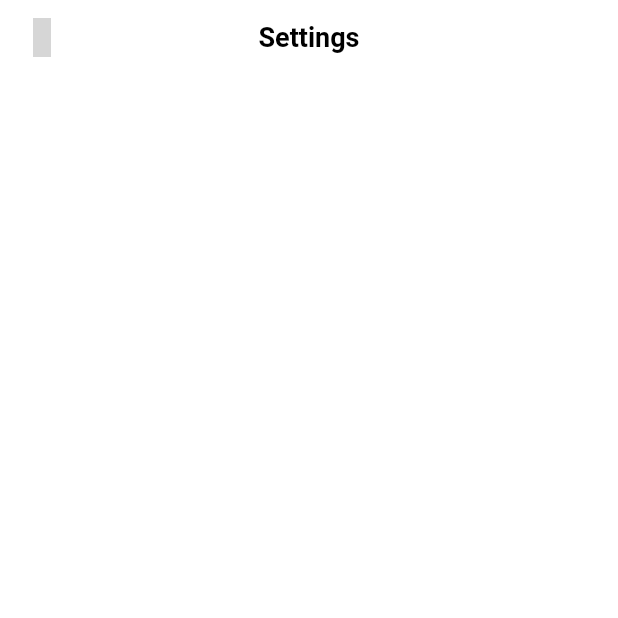
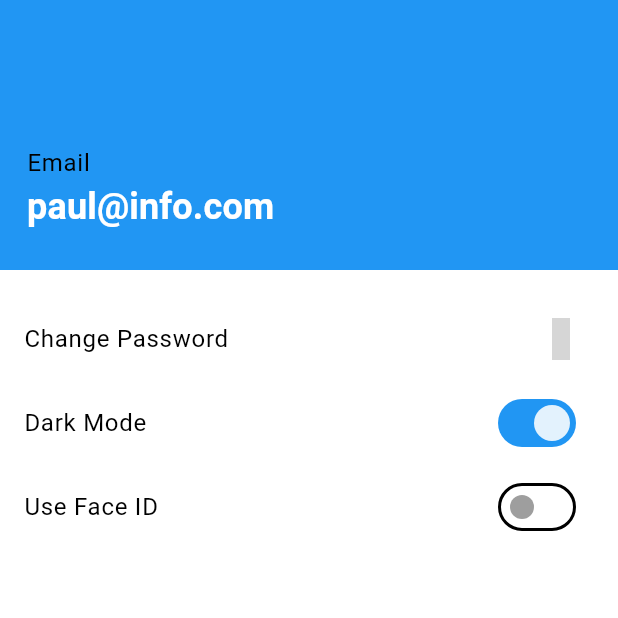
Before and after one commit to HossamAElsayed/finance_management_app, a Flutter app: the SettingsScreen screen opened directly, on a phone screen of 412 x 824 dp, the top half of it. Run offline on Flutter 3.47's test engine with Material 3 defaults, Android fonts, the phone set to English and light mode, and no system bars; our stand-ins replace equatable, fl_chart, iconsax; network calls fail; grey boxes are pictures that could not be loaded.

Commit message:
initial commit

```diff
--- a/lib/views/constants/theme.dart
+++ b/lib/views/constants/theme.dart
@@ -1,13 +1,27 @@
+import 'package:equatable/equatable.dart';
 import 'package:flutter/material.dart';
 
-class AppTheme {
+class ThemeModel extends ChangeNotifier {
+  ThemeData _currentTheme = AppTheme.lightTheme;
+
+  ThemeData get currentTheme => _currentTheme;
+
+  bool get isDark => _currentTheme == AppTheme.lightTheme;
+
+  void setTheme(ThemeData theme) {
+    _currentTheme = theme;
+    notifyListeners();
+  }
+}
+
+class AppTheme extends Equatable {
   static ThemeData get lightTheme {
     return ThemeData(
       brightness: Brightness.light,
       primaryColor: Colors.blue,
       colorScheme: const ColorScheme.light(
         primary: Colors.blue,
-        secondary: Colors.blueAccent,
+        secondary: Colors.black87,
       ),
       scaffoldBackgroundColor: Colors.white,
       appBarTheme: const AppBarTheme(
@@ -90,4 +104,8 @@ class AppTheme {
     labelLarge: TextStyle(
         color: Colors.white, fontSize: 14, fontWeight: FontWeight.bold),
   );
+
+  @override
+  List<Object?> get props =>
+      [lightTheme, darkTheme, _lightTextTheme, _darkTextTheme];
 }
--- a/lib/views/expenses/expenses_screen.dart
+++ b/lib/views/expenses/expenses_screen.dart
@@ -1,7 +1,7 @@
-import 'package:finance_management_app/views/components/CustomAppBar.dart';
-import 'package:finance_management_app/views/components/CustomAppTabBar.dart';
 import 'package:finance_management_app/views/expenses/components/total_expenses_chart.dart';
 import 'package:finance_management_app/views/expenses/components/total_expenses_text.dart';
+import 'package:finance_management_app/views/modules/CustomAppBar.dart';
+import 'package:finance_management_app/views/modules/CustomAppTabBar.dart';
 import 'package:flutter/material.dart';
 
 import '../home/components/home_transactions_log.dart';
--- a/lib/views/home/components/home_action_buttons.dart
+++ b/lib/views/home/components/home_action_buttons.dart
@@ -1,7 +1,6 @@
+import 'package:finance_management_app/views/modules/IconWithCircle.dart';
 import 'package:flutter/material.dart';
 import 'package:iconsax/iconsax.dart';
-
-import '../../components/IconWithCircle.dart';
 
 class HomeActionButtons extends StatelessWidget {
   const HomeActionButtons({super.key});
--- a/lib/views/home/components/home_balance_card.dart
+++ b/lib/views/home/components/home_balance_card.dart
@@ -1,4 +1,4 @@
-import 'package:finance_management_app/views/components/CustomAppDot.dart';
+import 'package:finance_management_app/views/modules/CustomAppDot.dart';
 import 'package:flutter/material.dart';
 
 class HomeBalanceCard extends StatelessWidget {
--- a/lib/views/home/components/home_transaction_tile.dart
+++ b/lib/views/home/components/home_transaction_tile.dart
@@ -1,7 +1,7 @@
+import 'package:finance_management_app/views/modules/IconWithCircle.dart';
 import 'package:flutter/material.dart';
 import 'package:intl/intl.dart';
 import 'package:finance_management_app/models/transaction.dart';
-import 'package:finance_management_app/views/components/IconWithCircle.dart';
 
 class HomeTransactionTile extends StatelessWidget {
   final Transaction transaction;
--- a/lib/views/home/components/home_transactions_log.dart
+++ b/lib/views/home/components/home_transactions_log.dart
@@ -1,6 +1,6 @@
 import 'package:finance_management_app/models/transaction.dart';
-import 'package:finance_management_app/views/components/CustomAppTitle.dart';
 import 'package:finance_management_app/views/home/components/home_transaction_tile.dart';
+import 'package:finance_management_app/views/modules/CustomAppTitle.dart';
 import 'package:flutter/material.dart';
 
 class HomeTransactionsLog extends StatelessWidget {
--- a/lib/views/components/CustomAppBar.dart
+++ b/lib/views/modules/CustomAppBar.dart
@@ -9,7 +9,10 @@ class CustomAppBar extends StatelessWidget implements PreferredSizeWidget {
   @override
   Widget build(BuildContext context) {
     return AppBar(
+        elevation: 0,
         centerTitle: true,
+        forceMaterialTransparency: true,
+        foregroundColor: Colors.transparent,
         leading: const Icon(
           Iconsax.arrow_left_2,
           size: 26,
--- /dev/null
+++ b/lib/views/settings/components/setting_option_tile.dart
@@ -0,0 +1,21 @@
+import 'package:flutter/material.dart';
+
+class SettingOptionTile extends StatelessWidget {
+  final String title;
+  final Widget trailing;
+
+  const SettingOptionTile(
+      {super.key, required this.title, required this.trailing});
+
+  @override
+  Widget build(BuildContext context) {
+    return ListTile(
+      title: Text(
+        title,
+        style: Theme.of(context).textTheme.bodyLarge,
+      ),
+      trailing: trailing,
+      onTap: () {},
+    );
+  }
+}
--- /dev/null
+++ b/lib/views/settings/components/settings_header.dart
@@ -0,0 +1,37 @@
+import 'package:finance_management_app/views/constants/constants.dart';
+import 'package:flutter/material.dart';
+
+class SettingsHeader extends StatelessWidget {
+  const SettingsHeader({super.key});
+
+  @override
+  Widget build(BuildContext context) {
+    return Container(
+      width: double.infinity,
+      height: 180,
+      color: Theme.of(context).primaryColor,
+      child: Padding(
+        padding: const EdgeInsets.symmetric(vertical: 25.0, horizontal: 18),
+        child: Align(
+            alignment: Alignment.bottomLeft,
+            child: Column(
+              mainAxisAlignment: MainAxisAlignment.end,
+              crossAxisAlignment: CrossAxisAlignment.start,
+              children: [
+                Text(
+                  'Email',
+                  style: Theme.of(context).textTheme.bodyLarge,
+                ),
+                Text(
+                  currentUser.email,
+                  style: Theme.of(context)
+                      .textTheme
+                      .labelLarge!
+                      .copyWith(fontSize: 24),
+                ),
+              ],
+            )),
+      ),
+    );
+  }
+}
--- a/lib/views/settings/settings_screen.dart
+++ b/lib/views/settings/settings_screen.dart
@@ -1,13 +1,82 @@
-import 'package:finance_management_app/views/components/CustomAppBar.dart';
+import 'package:finance_management_app/views/constants/theme.dart';
+import 'package:finance_management_app/views/modules/CustomAppBar.dart';
+import 'package:finance_management_app/views/settings/components/setting_option_tile.dart';
+import 'package:finance_management_app/views/settings/components/settings_header.dart';
 import 'package:flutter/material.dart';
+import 'package:iconsax/iconsax.dart';
+import 'package:provider/provider.dart';
 
 class SettingsScreen extends StatelessWidget {
   const SettingsScreen({super.key});
 
   @override
   Widget build(BuildContext context) {
-    return const Scaffold(
-      appBar: CustomAppBar(title: 'Settings'),
+    return Scaffold(
+      // appBar: CustomAppBar(title: 'Settings'),
+      body: Column(
+        children: [
+          const SettingsHeader(),
+          const SizedBox(height: 18),
+          const SettingOptionTile(
+            title: 'Change Password',
+            trailing: Icon(
+              Iconsax.arrow_right_3,
+              size: 28,
+            ),
+          ),
+          SettingOptionTile(
+            title: 'Dark Mode',
+            trailing: ToggleSwitch(
+              isEnable: Provider.of<ThemeModel>(context).isDark,
+            ),
+          ),
+          const SettingOptionTile(
+            title: 'Use Face ID ',
+            trailing: ToggleSwitch(),
+          ),
+        ],
+      ),
     );
   }
 }
+
+class ToggleSwitch extends StatefulWidget {
+  final bool isEnable;
+
+  const ToggleSwitch({this.isEnable = false, super.key});
+
+  @override
+  State<ToggleSwitch> createState() => _ToggleSwitchState();
+}
+
+class _ToggleSwitchState extends State<ToggleSwitch> {
+  late bool isSwitched;
+
+  @override
+  void initState() {
+    isSwitched = widget.isEnable;
+    super.initState();
+  }
+
+  void _toggleSwitch(bool value) {
+    ThemeModel themeModel = Provider.of<ThemeModel>(context, listen: false);
+    ThemeData newTheme = !isSwitched ? AppTheme.darkTheme : AppTheme.lightTheme;
+    themeModel.setTheme(newTheme);
+
+    setState(() {
+      isSwitched = value;
+    });
+  }
+
+  @override
+  Widget build(BuildContext context) {
+    return Switch(
+      activeColor: Theme.of(context).secondaryHeaderColor,
+      activeTrackColor: Theme.of(context).primaryColor,
+      inactiveThumbColor: Colors.grey,
+      splashRadius: 50.0,
+      value: isSwitched,
+      onChanged: _toggleSwitch,
+    );
+  }
+}
```
Also changed, not shown: lib/main.dart (+13 -6 lines), lib/models/card.dart (added, +34 -0 lines), lib/views/wallet/components/wallet_bank_card.dart (added, +108 -0 lines), lib/views/wallet/components/wallet_card_listview.dart (added, +18 -0 lines), lib/views/wallet/wallet_screen.dart (+25 -3 lines), lib/views/modules/CustomAppDot.dart (renamed from lib/views/components/CustomAppDot.dart), lib/views/modules/CustomAppTabBar.dart (renamed from lib/views/components/CustomAppTabBar.dart), lib/views/modules/CustomAppTitle.dart (renamed from lib/views/components/CustomAppTitle.dart), lib/views/modules/IconWithCircle.dart (renamed from lib/views/components/IconWithCircle.dart).
